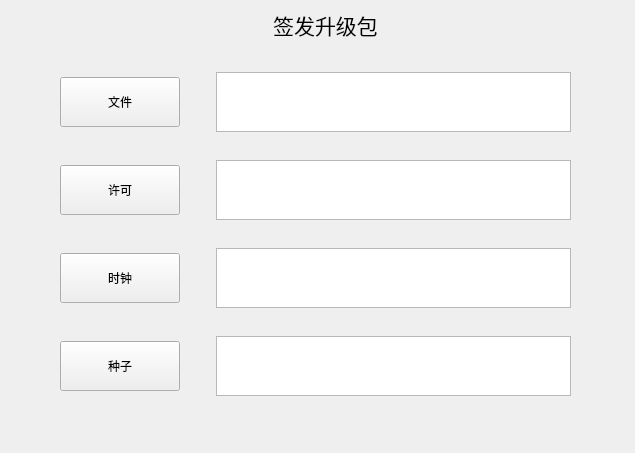
First picture: the form in SenseD2CAPI/widget.ui, repository R1turn0/QtProject, before the edit.
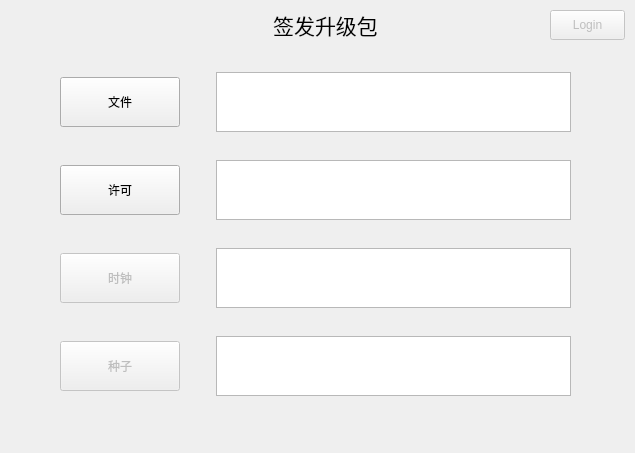
Second picture: the form after the edit.

The edit to the form file:
```diff
--- a/SenseD2CAPI/widget.ui
+++ b/SenseD2CAPI/widget.ui
@@ -38,7 +38,7 @@
     <string>&lt;html&gt;&lt;head/&gt;&lt;body&gt;&lt;p align=&quot;center&quot;&gt;&lt;span style=&quot; font-size:16pt;&quot;&gt;签发升级包&lt;/span&gt;&lt;/p&gt;&lt;/body&gt;&lt;/html&gt;</string>
    </property>
   </widget>
-  <widget class="QWidget" name="">
+  <widget class="QWidget" name="layoutWidget">
    <property name="geometry">
     <rect>
      <x>60</x>
@@ -162,6 +162,9 @@
      <layout class="QHBoxLayout" name="horizontalLayout_5">
       <item>
        <widget class="QPushButton" name="clockButton">
+        <property name="enabled">
+         <bool>false</bool>
+        </property>
         <property name="minimumSize">
          <size>
           <width>120</width>
@@ -217,6 +220,9 @@
      <layout class="QHBoxLayout" name="horizontalLayout_4">
       <item>
        <widget class="QPushButton" name="seedButton">
+        <property name="enabled">
+         <bool>false</bool>
+        </property>
         <property name="minimumSize">
          <size>
           <width>120</width>
@@ -270,6 +276,22 @@
     </item>
    </layout>
   </widget>
+  <widget class="QPushButton" name="loginPushButton">
+   <property name="enabled">
+    <bool>false</bool>
+   </property>
+   <property name="geometry">
+    <rect>
+     <x>550</x>
+     <y>10</y>
+     <width>75</width>
+     <height>30</height>
+    </rect>
+   </property>
+   <property name="text">
+    <string>Login</string>
+   </property>
+  </widget>
  </widget>
  <resources/>
  <connections/>
```
